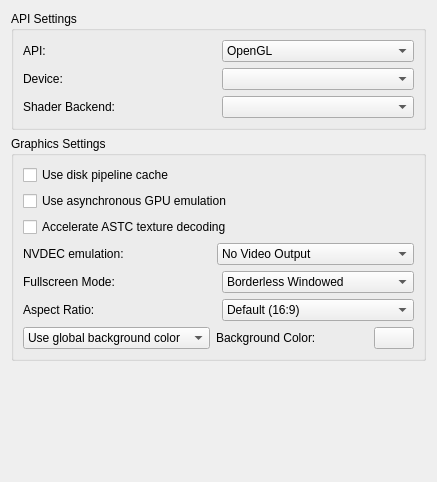
Above: src/yuzu/configuration/configure_graphics.ui from rorrim-rorrim/eden-alt before the change. Below: the same form after it.
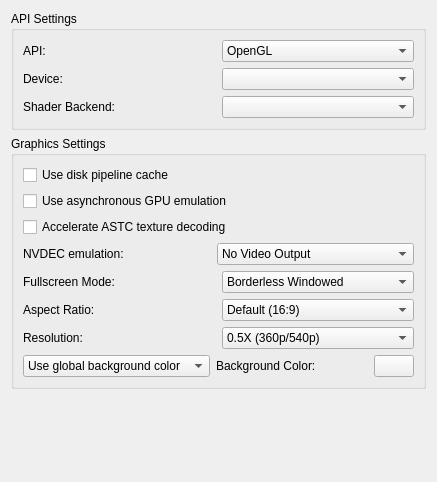
That is the form after the change.

Commit message: Settings: Add resolution scaling to settings.

What changed in the file:
```diff
--- a/src/yuzu/configuration/configure_graphics.ui
+++ b/src/yuzu/configuration/configure_graphics.ui
@@ -309,6 +309,70 @@
           </layout>
          </widget>
         </item>
+        <item>
+         <widget class="QWidget" name="resolution_layout" native="true">
+          <layout class="QHBoxLayout" name="horizontalLayout_5">
+           <property name="leftMargin">
+            <number>0</number>
+           </property>
+           <property name="topMargin">
+            <number>0</number>
+           </property>
+           <property name="rightMargin">
+            <number>0</number>
+           </property>
+           <property name="bottomMargin">
+            <number>0</number>
+           </property>
+           <item>
+            <widget class="QLabel" name="resolution_label">
+             <property name="text">
+              <string>Resolution:</string>
+             </property>
+            </widget>
+           </item>
+           <item>
+            <widget class="QComboBox" name="resolution_combobox">
+             <item>
+              <property name="text">
+               <string>0.5X (360p/540p)</string>
+              </property>
+             </item>
+             <item>
+              <property name="text">
+               <string>0.75X (540p/810p)</string>
+              </property>
+             </item>
+             <item>
+              <property name="text">
+               <string>1X (720p/1080p)</string>
+              </property>
+             </item>
+             <item>
+              <property name="text">
+               <string>1.5X (1080p/1620p)</string>
+              </property>
+             </item>
+             <item>
+              <property name="text">
+               <string>2X (1440p/2160[4K]p)</string>
+              </property>
+             </item>
+             <item>
+              <property name="text">
+               <string>3X (2160p[4K]/3240p[6K])</string>
+              </property>
+             </item>
+             <item>
+              <property name="text">
+               <string>4X (2880p/4320p[8K])</string>
+              </property>
+             </item>
+            </widget>
+           </item>
+          </layout>
+         </widget>
+        </item>
         <item>
          <widget class="QWidget" name="bg_layout" native="true">
           <property name="sizePolicy">
```
The commit also changes 5 other files.
